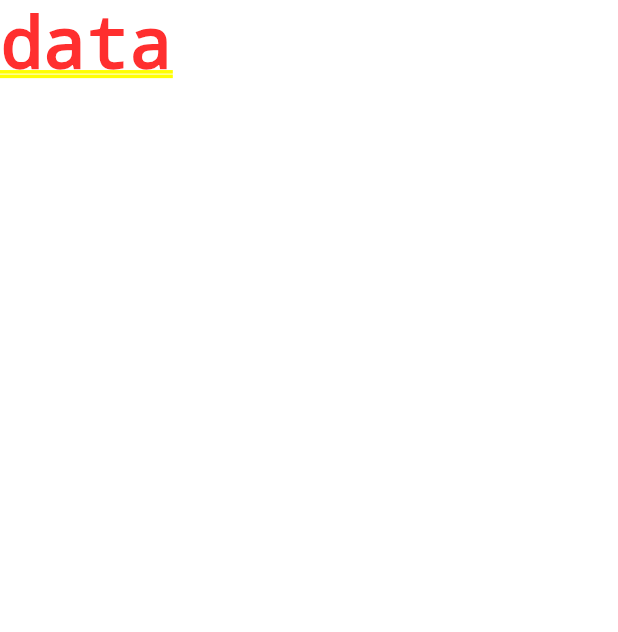
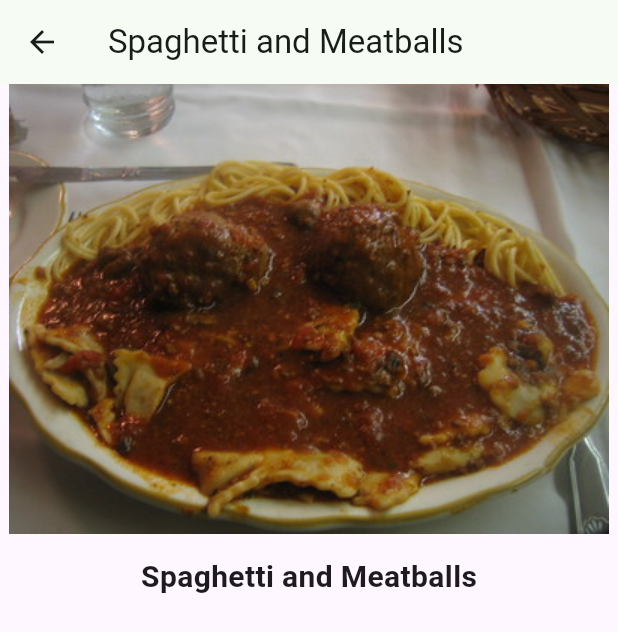
Before and after one commit to carbon-ahs/flutter_recipes_app, a Flutter app: the screen it shows after launch, after a tap on "Spaghetti and Meatballs", on a phone screen of 412 x 824 dp. Shown: the top 632 px of the screen. Run offline on Flutter 3.47's test engine with Material 3 defaults, Android fonts, the phone set to English and light mode, and no system bars; Roboto replaces fonts that are missing (Palatino).

Commit message:
indredient going to add

```diff
--- a/lib/data/model/Recipe.dart
+++ b/lib/data/model/Recipe.dart
@@ -1,35 +1,85 @@
 class Recipe {
-  final String label;
-  final String imageUrl;
+  String label;
+  String imageUrl;
+  int servings;
+  List<Ingredient> ingredients;
 
   Recipe(
     this.label,
     this.imageUrl,
+    this.servings,
+    this.ingredients,
   );
   static List<Recipe> samples = [
     Recipe(
       'Spaghetti and Meatballs',
       'assets/2126711929_ef763de2b3_w.jpg',
+      4,
+      [
+        Ingredient(1, 'box', 'Spaghetti'),
+        Ingredient(4, '', 'Frozen Meatballs'),
+        Ingredient(0.5, 'jar', 'sauce'),
+      ],
     ),
     Recipe(
       'Tomato Soup',
       'assets/27729023535_a57606c1be.jpg',
+      2,
+      [
+        Ingredient(1, 'can', 'Tomato Soup'),
+      ],
     ),
     Recipe(
       'Grilled Cheese',
       'assets/3187380632_5056654a19_b.jpg',
+      1,
+      [
+        Ingredient(2, 'slices', 'Cheese'),
+        Ingredient(2, 'slices', 'Bread'),
+      ],
     ),
     Recipe(
       'Chocolate Chip Cookies',
       'assets/15992102771_b92f4cc00a_b.jpg',
+      24,
+      [
+        Ingredient(4, 'cups', 'flour'),
+        Ingredient(2, 'cups', 'sugar'),
+        Ingredient(0.5, 'cups', 'chocolate chips'),
+      ],
     ),
     Recipe(
       'Taco Salad',
       'assets/8533381643_a31a99e8a6_c.jpg',
+      1,
+      [
+        Ingredient(4, 'oz', 'nachos'),
+        Ingredient(3, 'oz', 'taco meat'),
+        Ingredient(0.5, 'cup', 'cheese'),
+        Ingredient(0.25, 'cup', 'chopped tomatoes'),
+      ],
     ),
     Recipe(
       'Hawaiian Pizza',
       'assets/15452035777_294cefced5_c.jpg',
+      4,
+      [
+        Ingredient(1, 'item', 'pizza'),
+        Ingredient(1, 'cup', 'pineapple'),
+        Ingredient(8, 'oz', 'ham'),
+      ],
     ),
   ];
 }
+
+class Ingredient {
+  String name;
+  double quantity;
+  String measure;
+
+  Ingredient(
+    this.quantity,
+    this.measure,
+    this.name,
+  );
+}
--- a/lib/main.dart
+++ b/lib/main.dart
@@ -1,5 +1,7 @@
 import 'package:flutter/material.dart';
 import 'package:recipes_app/data/model/Recipe.dart';
+
+import 'recipe_details.dart';
 
 void main() {
   runApp(const RecipesApp());
@@ -55,7 +57,7 @@ class _MyHomePageState extends State<MyHomePage> {
                 context,
                 MaterialPageRoute(
                   builder: (context) {
-                    return Text("data");
+                    return RecipeDetails(recipe: Recipe.samples[index]);
                   },
                 ),
               );
--- /dev/null
+++ b/lib/recipe_details.dart
@@ -0,0 +1,47 @@
+import 'package:flutter/material.dart';
+
+import 'data/model/Recipe.dart';
+
+class RecipeDetails extends StatefulWidget {
+  final Recipe recipe;
+
+  const RecipeDetails({
+    super.key,
+    required this.recipe,
+  });
+
+  @override
+  State<RecipeDetails> createState() => _RecipeDetailsState();
+}
+
+class _RecipeDetailsState extends State<RecipeDetails> {
+  @override
+  Widget build(BuildContext context) {
+    return Scaffold(
+      appBar: AppBar(
+        title: Text(widget.recipe.label),
+      ),
+      body: SafeArea(
+        child: Column(
+          children: [
+            // Image(image: AssetImage(widget.recipe.imageUrl)),
+            SizedBox(
+              height: 300,
+              width: double.infinity,
+              child: Image.asset(widget.recipe.imageUrl),
+            ),
+            SizedBox(height: 14),
+            Text(
+              widget.recipe.label,
+              style: TextStyle(
+                fontSize: 20.0,
+                fontWeight: FontWeight.w700,
+                fontFamily: 'Palatino',
+              ),
+            ),
+          ],
+        ),
+      ),
+    );
+  }
+}
```
